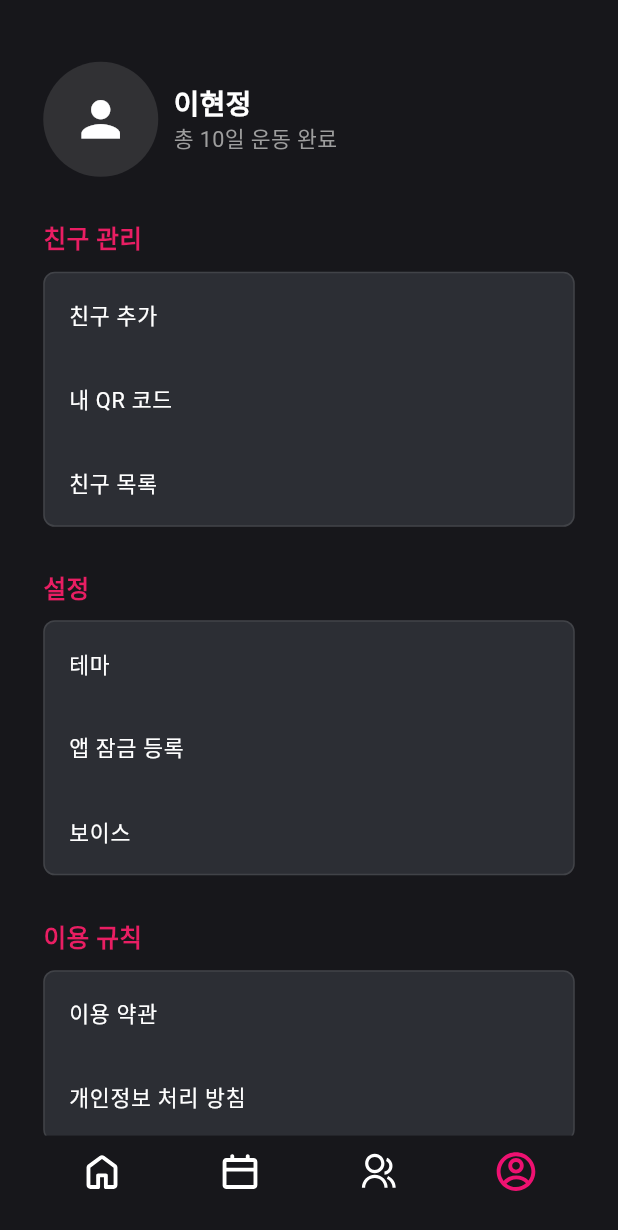
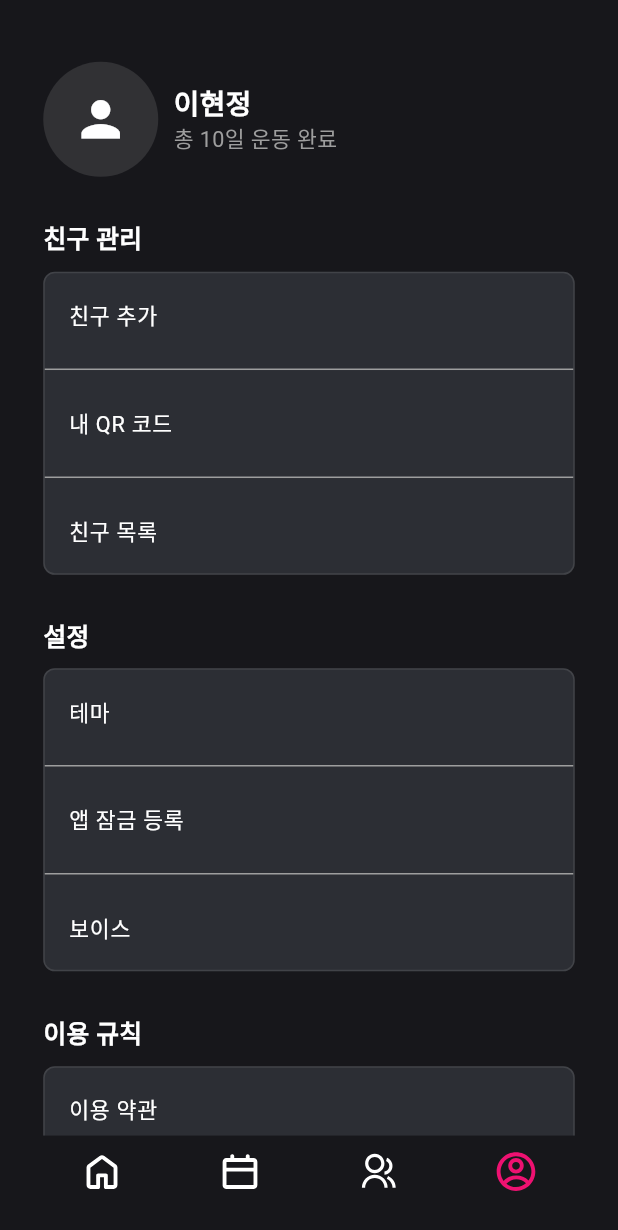
Before and after one commit to eodudrepublic/health_diary_fe, a Flutter app: the MyPageView screen opened by its route, on a phone screen of 412 x 824 dp. Shown: the top 1230 px of the screen. Run offline on Flutter 3.47's test engine with Material 3 defaults, Android fonts, the phone set to English and light mode, and no system bars; our stand-ins replace flutter_screenutil, flutter_svg, get, logger, qr_flutter, table_calendar; missing offline and left inert: kakao_flutter_sdk_user; accounts and stored records are empty; statements that could not run were skipped.

Commit message:
wip - mypage_view.dart, mypage_controller.dart : 디자인 수정 중, QR 친구 추가 진행중

```diff
--- a/lib/view/mypage/mypage_view.dart
+++ b/lib/view/mypage/mypage_view.dart
@@ -73,15 +73,28 @@ class MyPageView extends StatelessWidget {
                 "개인정보 처리 방침",
               ]),
               SizedBox(height: 20.h),
-              Center(
-                child: TextButton(
+              Align(
+                alignment: Alignment.centerRight, // 오른쪽 정렬
+                child: Column(
+                  crossAxisAlignment: CrossAxisAlignment.end,
+                  mainAxisSize: MainAxisSize.min,
+                  children: [
+                    TextButton(
                       onPressed: () => print("로그아웃 클릭"),
                       child: Text(
                         "로그아웃",
-                    style: TextStyle(fontSize: 16.sp, color: Colors.red),
+                        style: TextStyle(fontSize: 16.sp, color: Colors.grey),
                       ),
                     ),
+                    // Container(
+                    //   height: 1, // 밑줄 두께
+                    //   width: 60, // 밑줄 길이 (텍스트 길이에 맞게 설정)
+                    //   color: Colors.grey, // 밑줄 색상
+                    // ),
+                  ],
                 ),
+              ),
+
             ],
           ),
         ),
@@ -114,7 +127,7 @@ class Section extends StatelessWidget {
             style: TextStyle(
               fontSize: 16.sp,
               fontWeight: FontWeight.bold,
-              color: Colors.pink,
+              color: Colors.white,
             ),
           ),
         ),
@@ -126,13 +139,25 @@ class Section extends StatelessWidget {
           ),
           child: Column(
             children: items
-                .map((item) => ListTile(
+                .asMap()
+                .entries
+                .map((entry) {
+              int index = entry.key;
+              String item = entry.value;
+              return Column(
+                children: [
+                  ListTile(
                     title: Text(
                       item,
                       style: TextStyle(fontSize: 14.sp, color: Colors.white),
                     ),
                     onTap: () => print("$item 클릭"),
-            ))
+                  ),
+                  if (index != items.length - 1)
+                    Divider(color: Colors.grey, thickness: 1),
+                ],
+              );
+            })
                 .toList(),
           ),
         ),
--- a/lib/view_model/mypage/mypage_controller.dart
+++ b/lib/view_model/mypage/mypage_controller.dart
@@ -1,4 +1,6 @@
 import 'package:get/get.dart';
+import 'package:flutter/material.dart';
+import 'package:qr_flutter/qr_flutter.dart';
 
 class MyPageController extends GetxController {
   // 사용자 이름
--- a/pubspec.yaml
+++ b/pubspec.yaml
@@ -43,6 +43,7 @@ dependencies:
   flutter_svg: ^2.0.16
   flutter_native_splash: ^2.4.4
   table_calendar: ^3.2.0
+  qr_flutter: ^4.1.0
 
 dev_dependencies:
   flutter_test:
```
Also changed, not shown: pubspec.lock. Lines whose indentation alone changed are shown as unchanged.
